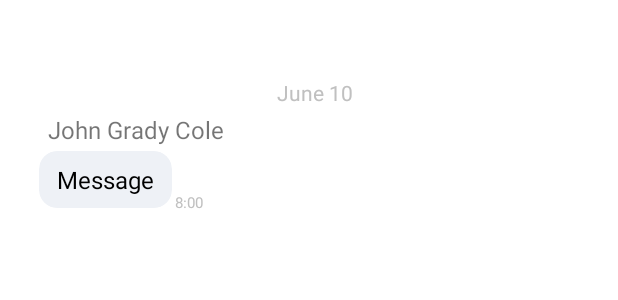
After one commit to albertkingdom/android-app-mynewsapp, an Android app: the layout item_chat_other.xml on its own in the app's theme, with its tools: preview values and no code run, on a phone screen of 412 x 824 dp. The commit adds this screen. Shown: the top 300 px of the screen. Run offline under Robolectric (Android 15) with nearby library versions, the phone set to English and light mode, and no system bars; network calls fail.

Commit message:
add chat room

```diff
--- a/app/src/main/java/com/example/mynewsapp/MainActivity.kt
+++ b/app/src/main/java/com/example/mynewsapp/MainActivity.kt
@@ -1,6 +1,7 @@
 package com.example.mynewsapp
 
 import android.os.Bundle
+import androidx.activity.viewModels
 import com.google.android.material.bottomnavigation.BottomNavigationView
 import androidx.appcompat.app.AppCompatActivity
 import androidx.lifecycle.ViewModelProvider
@@ -12,6 +13,7 @@ import androidx.navigation.ui.navigateUp
 import androidx.navigation.ui.setupActionBarWithNavController
 import androidx.navigation.ui.setupWithNavController
 import com.example.mynewsapp.databinding.ActivityMainBinding
+import com.example.mynewsapp.ui.ChatViewModel
 import com.example.mynewsapp.ui.NewsViewModel
 import com.example.mynewsapp.ui.NewsViewModelFactory
 
@@ -20,6 +22,7 @@ class MainActivity : AppCompatActivity() {
 
     private lateinit var binding: ActivityMainBinding
     lateinit var viewModel: NewsViewModel
+    val chatViewModel: ChatViewModel by viewModels()
     private lateinit var appBarConfiguration: AppBarConfiguration
 
     override fun onCreate(savedInstanceState: Bundle?) {
--- /dev/null
+++ b/app/src/main/java/com/example/mynewsapp/model/User.kt
@@ -0,0 +1,6 @@
+package com.example.mynewsapp.model
+
+data class User (
+    val id: String,
+    val nickname: String?
+)
--- /dev/null
+++ b/app/src/main/res/layout/item_chat_other.xml
@@ -0,0 +1,89 @@
+<?xml version="1.0" encoding="utf-8"?>
+<androidx.constraintlayout.widget.ConstraintLayout xmlns:android="http://schemas.android.com/apk/res/android"
+    xmlns:app="http://schemas.android.com/apk/res-auto"
+    android:layout_width="match_parent"
+    android:layout_height="wrap_content"
+    android:layout_marginStart="8dp"
+    android:layout_marginTop="16dp">
+
+    <TextView
+        android:id="@+id/text_gchat_date_other"
+        android:layout_width="wrap_content"
+        android:layout_height="wrap_content"
+        android:layout_marginTop="32dp"
+        android:paddingStart="8dp"
+        android:paddingTop="4dp"
+        android:paddingEnd="8dp"
+        android:paddingBottom="4dp"
+        android:text="June 10"
+        android:textColor="#C0C0C0"
+        app:layout_constraintEnd_toEndOf="parent"
+        app:layout_constraintStart_toStartOf="parent"
+        app:layout_constraintTop_toTopOf="parent" />
+
+    <ImageView
+        android:id="@+id/image_gchat_profile_other"
+        android:layout_width="wrap_content"
+        android:layout_height="wrap_content"
+        android:layout_marginStart="16dp"
+        android:contentDescription="User Icon"
+        app:layout_constraintStart_toStartOf="parent"
+        app:layout_constraintTop_toBottomOf="@+id/text_gchat_date_other" />
+
+    <TextView
+        android:id="@+id/text_gchat_user_other"
+        android:layout_width="wrap_content"
+        android:layout_height="wrap_content"
+        android:layout_marginStart="8dp"
+        android:text="John Grady Cole"
+        android:textSize="16sp"
+        app:layout_constraintStart_toEndOf="@+id/image_gchat_profile_other"
+        app:layout_constraintTop_toBottomOf="@+id/text_gchat_date_other" />
+
+    <androidx.cardview.widget.CardView
+        android:id="@+id/card_gchat_message_other"
+        android:layout_width="wrap_content"
+        android:layout_height="wrap_content"
+        app:cardBackgroundColor="#eef1f6"
+        app:cardCornerRadius="12dp"
+        app:cardElevation="0dp"
+        app:cardPreventCornerOverlap="false"
+        app:cardUseCompatPadding="true"
+        app:layout_constraintStart_toEndOf="@+id/image_gchat_profile_other"
+        app:layout_constraintTop_toBottomOf="@+id/text_gchat_user_other">
+
+        <LinearLayout
+            android:id="@+id/layout_gchat_container_other"
+            android:layout_width="wrap_content"
+            android:layout_height="wrap_content"
+            android:orientation="vertical">
+
+            <TextView
+                android:id="@+id/text_gchat_message_other"
+                android:layout_width="wrap_content"
+                android:layout_height="wrap_content"
+                android:layout_marginBottom="8dp"
+                android:maxWidth="260dp"
+                android:paddingLeft="12dp"
+                android:paddingTop="8dp"
+                android:paddingRight="12dp"
+                android:text="Message"
+                android:textColor="#000000"
+                android:textSize="16sp" />
+        </LinearLayout>
+
+    </androidx.cardview.widget.CardView>
+
+
+    <TextView
+        android:id="@+id/text_gchat_timestamp_other"
+        android:layout_width="wrap_content"
+        android:layout_height="wrap_content"
+        android:text="8:00"
+        android:textColor="#C0C0C0"
+        android:textSize="10sp"
+        app:layout_constraintBottom_toBottomOf="@+id/card_gchat_message_other"
+        app:layout_constraintStart_toEndOf="@+id/card_gchat_message_other" />
+
+
+</androidx.constraintlayout.widget.ConstraintLayout>
--- a/build.gradle
+++ b/build.gradle
@@ -8,11 +8,12 @@ buildscript {
     }
     dependencies {
         classpath "com.android.tools.build:gradle:4.2.2"
-        classpath "org.jetbrains.kotlin:kotlin-gradle-plugin:1.6.0"
+        classpath 'org.jetbrains.kotlin:kotlin-gradle-plugin:1.6.10'
 
         // NOTE: Do not place your application dependencies here; they belong
         // in the individual module build.gradle files
         classpath "androidx.navigation:navigation-safe-args-gradle-plugin:2.3.5"
+        classpath 'com.google.gms:google-services:4.3.10'
     }
 }
 
```
Also changed, not shown: app/build.gradle (+9 -2 lines), app/src/main/java/com/example/mynewsapp/adapter/MessageListAdapter.kt (added, +99 -0 lines), app/src/main/java/com/example/mynewsapp/model/Message.kt (added, +10 -0 lines), app/src/main/java/com/example/mynewsapp/ui/CandleStickChartFragment.kt (+12 -2 lines), app/src/main/java/com/example/mynewsapp/ui/ChatFragment.kt (added, +87 -0 lines), app/src/main/java/com/example/mynewsapp/ui/ChatViewModel.kt (added, +154 -0 lines), app/src/main/java/com/example/mynewsapp/ui/NewsViewModel.kt (+17 -5 lines), app/src/main/res/drawable/ic_chat.xml (added, +10 -0 lines), app/src/main/res/layout/fragment_chat.xml (added, +67 -0 lines), app/src/main/res/layout/item_chat_me.xml (added, +69 -0 lines), app/src/main/res/menu/candle_stick_chart_fragment_option_menu.xml (+6 -1 lines), app/src/main/res/navigation/nav_graph.xml (+9 -2 lines), 1 other file.
